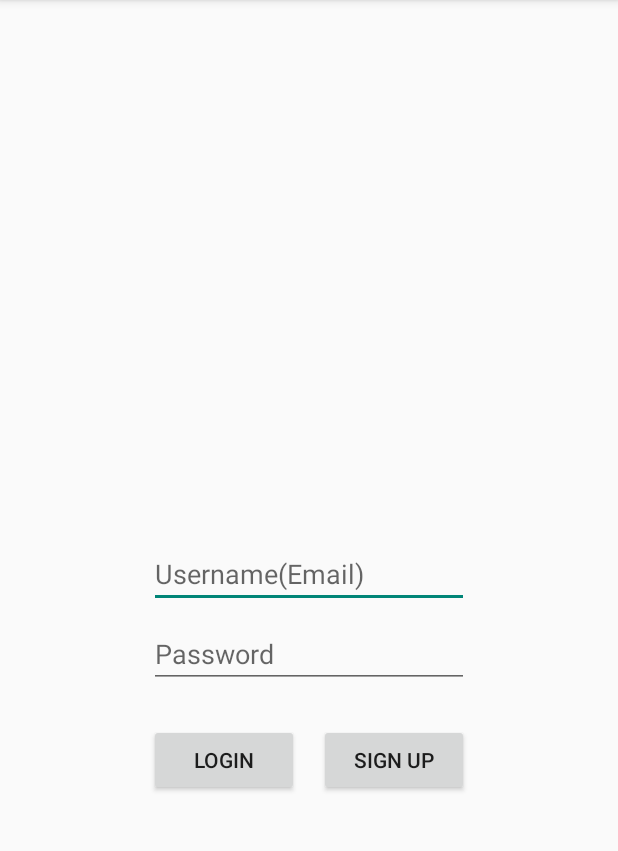
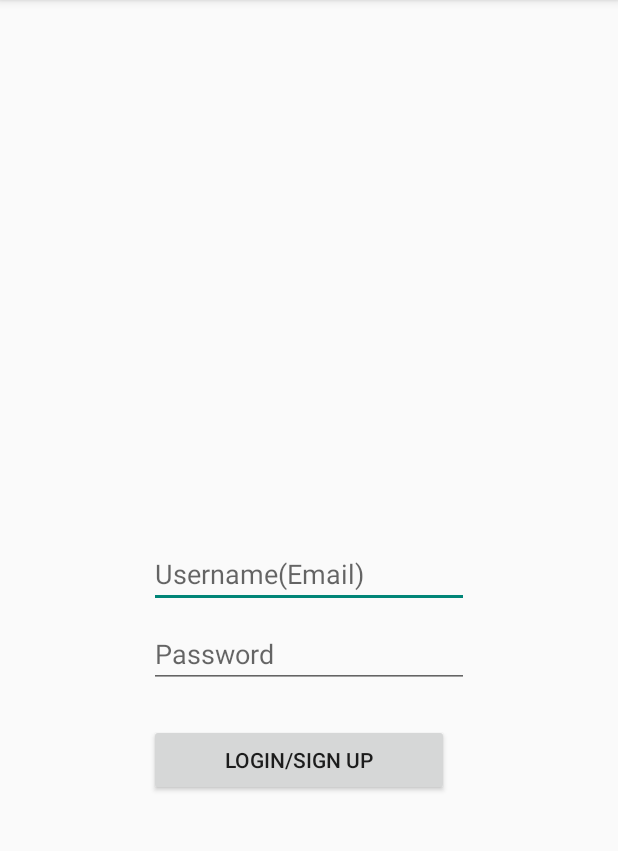
Before and after one commit to Cadetll98/CSE115A-Bon-Appetit, an Android app built with Jetpack Compose: the screen it shows after launch (LoginUI), on a phone screen of 412 x 824 dp, the part 84-935 px from its top. Run offline under Robolectric (Android 15) with nearby library versions, the phone set to English and light mode, and no system bars; our stand-ins replace Firebase (no records; nobody signed in at launch, a user with empty details on screens opened directly), accompanist; pictures from the network do not load.

Commit message:
finish the setting, base on login activity have a logout and set the current user to null, will back to login page

```diff
--- a/app/build.gradle
+++ b/app/build.gradle
@@ -61,6 +61,7 @@ dependencies {
     implementation 'androidx.constraintlayout:constraintlayout:2.1.4'
     implementation 'androidx.navigation:navigation-fragment-ktx:2.5.3'
     implementation 'androidx.navigation:navigation-ui-ktx:2.5.3'
+    implementation 'androidx.preference:preference:1.2.0'
     testImplementation 'junit:junit:4.13.2'
     androidTestImplementation 'androidx.test.ext:junit:1.1.5'
     androidTestImplementation 'androidx.test.espresso:espresso-core:3.5.1'
--- a/app/src/main/java/com/cookingapp/MainActivity.kt
+++ b/app/src/main/java/com/cookingapp/MainActivity.kt
@@ -22,6 +22,7 @@ import androidx.compose.foundation.lazy.LazyColumn
 import androidx.compose.material.icons.Icons
 import androidx.compose.material.icons.filled.Add
 import androidx.compose.material.icons.filled.Close
+import androidx.compose.material.icons.filled.Settings
 import androidx.compose.material.icons.outlined.FavoriteBorder
 import androidx.compose.material3.*
 import androidx.compose.ui.Modifier
@@ -33,6 +34,8 @@ import com.google.firebase.ktx.Firebase
 import java.sql.Types.NULL
 
 class MainActivity : ComponentActivity() {
+
+    private lateinit var auth: FirebaseAuth
 
     @OptIn(ExperimentalMaterial3Api::class)
     override fun onCreate(savedInstanceState: Bundle?) {
@@ -84,6 +87,8 @@ class MainActivity : ComponentActivity() {
                                     onClick = {
                                         Toast.makeText(baseContext,"You are logout",Toast.LENGTH_SHORT).show()
                                         val intent = Intent(baseContext, LoginUI::class.java)
+                                        auth = Firebase.auth
+                                        auth.signOut()
                                         startActivity(intent)
 
                                     },
@@ -103,6 +108,28 @@ class MainActivity : ComponentActivity() {
                                     )
                                     Spacer(Modifier.size(ButtonDefaults.IconSpacing))
                                     Text("Logout")
+                                }
+                                Button(
+                                    onClick = {
+                                        val intent = Intent(baseContext, SettingsActivity::class.java)
+                                        startActivity(intent)
+                                    },
+                                    contentPadding = PaddingValues(
+                                        start = 20.dp,
+                                        top = 12.dp,
+                                        end = 20.dp,
+                                        bottom = 12.dp
+                                    )
+                                )
+                                {    // gives a logout button
+                                    Icon(
+                                        Icons.Filled.Settings,
+                                        contentDescription = "Settings",
+                                        modifier = Modifier.size(ButtonDefaults.IconSize),
+
+                                        )
+                                    Spacer(Modifier.size(ButtonDefaults.IconSpacing))
+                                    Text("Settings")
                                 }
                             }
                         }
--- a/app/src/main/res/layout/activity_login_ui.xml
+++ b/app/src/main/res/layout/activity_login_ui.xml
@@ -34,25 +34,15 @@ tools:context=".LoginUI">
 
     <Button
         android:id="@+id/loginButton"
-        android:layout_width="100dp"
+        android:layout_width="200dp"
         android:layout_height="wrap_content"
         android:layout_marginTop="24dp"
-        android:text="Login"
+        android:text="Login/Sign up"
         app:layout_constraintEnd_toEndOf="@+id/editTextTextPassword"
         app:layout_constraintHorizontal_bias="0.0"
         app:layout_constraintStart_toStartOf="@+id/editTextTextPassword"
         app:layout_constraintTop_toBottomOf="@+id/editTextTextPassword" />
 
-    <Button
-        android:id="@+id/registerButton"
-        android:layout_width="100dp"
-        android:layout_height="wrap_content"
-        android:layout_marginTop="24dp"
-        android:text="Sign up"
-        app:layout_constraintEnd_toEndOf="@+id/editTextTextPassword"
-        app:layout_constraintHorizontal_bias="1.0"
-        app:layout_constraintStart_toStartOf="@+id/editTextTextPassword"
-        app:layout_constraintTop_toBottomOf="@+id/editTextTextPassword" />
 
     <androidx.constraintlayout.utils.widget.ImageFilterView
     android:id="@+id/imageFilterView"
```
Also changed, not shown: app/src/main/AndroidManifest.xml (+6 -2 lines), app/src/main/java/com/cookingapp/SettingsActivity.kt (added, +26 -0 lines), app/src/main/res/layout/settings_activity.xml (added, +9 -0 lines), app/src/main/res/values/arrays.xml (added, +12 -0 lines), app/src/main/res/values/strings.xml (+16 -0 lines), app/src/main/res/xml/root_preferences.xml (added, +22 -0 lines).
